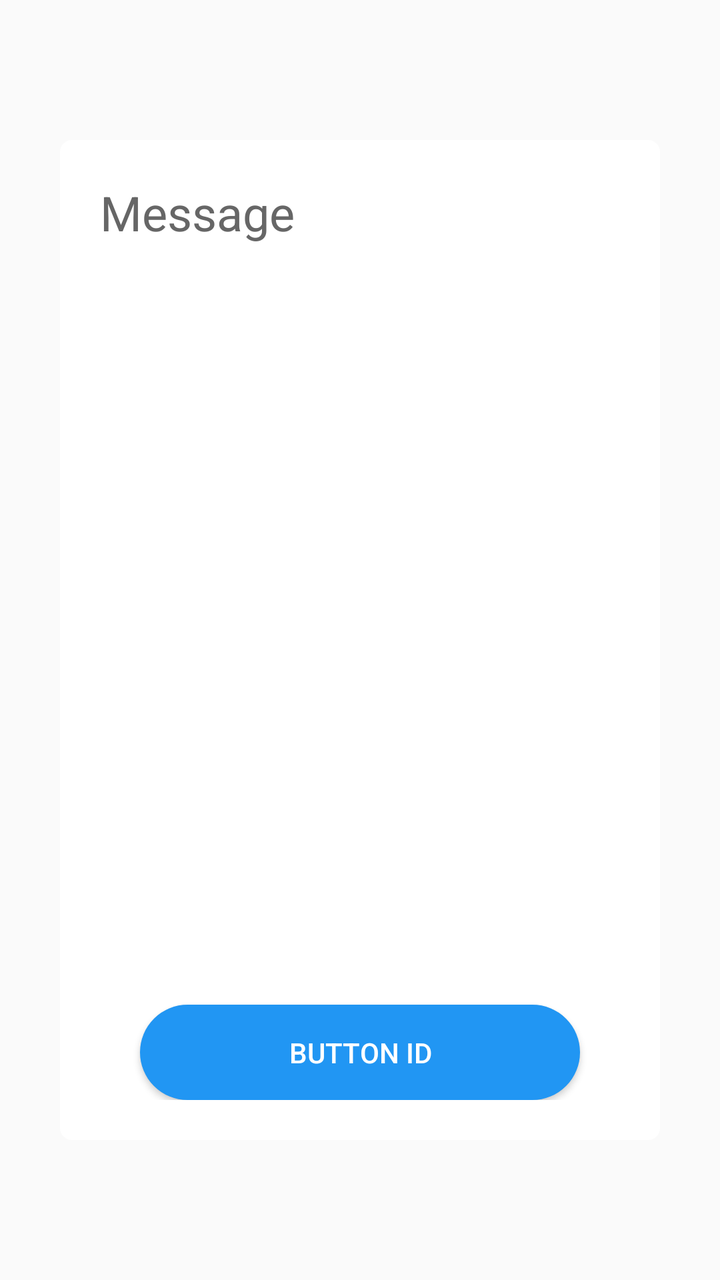
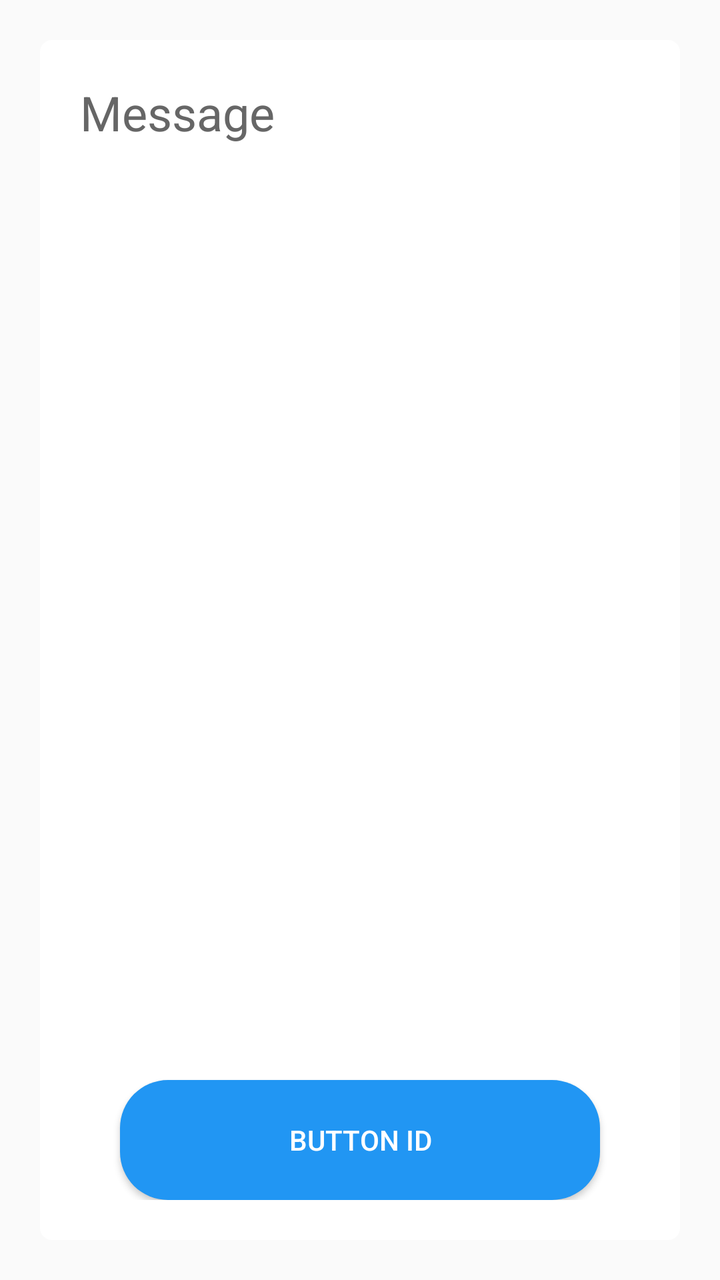

The first picture is an Android layout as it rendered before a commit; the second is the same layout after the commit. The layout source and the unified diff follow.
<!-- AndroidManifest.xml: application theme Theme.RoomEqualizer -->
<!-- res/layout/popup_layout2.xml -->
<?xml version="1.0" encoding="utf-8"?>
<LinearLayout xmlns:android="http://schemas.android.com/apk/res/android"
    xmlns:app="http://schemas.android.com/apk/res-auto"
    android:layout_width="match_parent"
    android:layout_height="match_parent"
    android:gravity="center"
    android:orientation="vertical">

    <LinearLayout
        android:id="@+id/background"
        android:layout_width="300dp"
        android:layout_height="500dp"
        android:background="@drawable/bg_popup_white"
        android:orientation="vertical"
        android:padding="20dp">

        <LinearLayout
            android:layout_width="match_parent"
            android:layout_height="0dp"
            android:layout_weight="7"
            android:orientation="horizontal">

            <TextView
                android:id="@+id/tvMessage"
                android:layout_width="match_parent"
                android:layout_height="wrap_content"
                android:text="Message"
                android:textColor="@color/gray"
                android:textSize="24sp" />
        </LinearLayout>

        <LinearLayout
            android:layout_width="match_parent"
            android:layout_height="0dp"
            android:layout_weight="1"
            android:orientation="vertical">

            <android.widget.Button
                android:id="@+id/btnButtonID"
                android:layout_width="match_parent"
                android:layout_height="0dp"
                android:layout_marginLeft="20dp"
                android:layout_marginTop="10dp"
                android:layout_marginRight="20dp"
                android:layout_weight="1"
                android:background="@drawable/bg_button"
                android:text="Button ID"
                android:textColor="@color/btn_text_color" />
        </LinearLayout>

    </LinearLayout>

</LinearLayout>
<!-- resources referenced by this layout -->
<resources>
  <color name="btn_text_color">#FFFFFFFF</color>
  <color name="gray">#FF666666</color>
  <!-- drawable bg_button (drawable) -->
  <?xml version="1.0" encoding="utf-8"?>
  <selector xmlns:android="http://schemas.android.com/apk/res/android">
  
      
      <item android:state_pressed="true">
          <shape android:shape="rectangle">
              <solid android:color="#2196F3" /> 
              <corners android:radius="24dp" /> 
          </shape>
      </item>
  
      
      <item>
          <shape android:shape="rectangle">
              <solid android:color="#2196F3" /> 
              <corners android:radius="24dp" /> 
          </shape>
      </item>
  
  </selector>
  <!-- drawable bg_popup_white (drawable) -->
  <?xml version="1.0" encoding="utf-8"?>
  <selector xmlns:android="http://schemas.android.com/apk/res/android">
  
      <item android:state_pressed="true">
          <shape android:shape="rectangle">
              <solid android:color="#FFFFFFFF" /> 
              <corners android:radius="6dp" /> 
          </shape>
      </item>
  
      <item>
          <shape android:shape="rectangle">
              <solid android:color="#FFFFFFFF" /> 
              <corners android:radius="6dp" /> 
          </shape>
      </item>
  
  </selector>
  <style name="Theme.RoomEqualizer" parent="Theme.AppCompat.DayNight.NoActionBar">
          
          <item name="colorPrimary">@color/purple_500</item>
          <item name="colorPrimaryDark">@color/purple_700</item>
          <item name="colorAccent">@color/teal_200</item>
      </style>
  <color name="purple_500">#FF6200EE</color>
  <color name="purple_700">#FF3700B3</color>
  <color name="teal_200">#FF03DAC5</color>
</resources>

<!-- the commit's change to res/layout/popup_layout2.xml (unified diff, before → after) -->
@@ -8,8 +8,10 @@
 
     <LinearLayout
         android:id="@+id/background"
-        android:layout_width="300dp"
-        android:layout_height="500dp"
+        android:layout_width="match_parent"
+        android:layout_height="600dp"
+        android:layout_marginLeft="20dp"
+        android:layout_marginRight="20dp"
         android:background="@drawable/bg_popup_white"
         android:orientation="vertical"
         android:padding="20dp">
